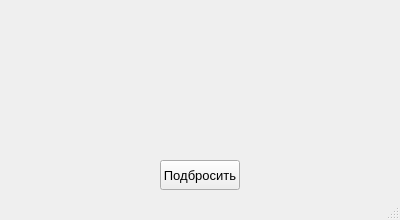
The window that coinFlip.ui (acidmikk/yaxProject) describes before a commit, drawn with Qt 5.
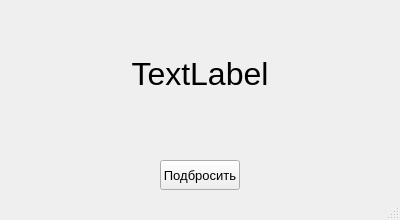
The same window after the commit.

Commit message: доделал окна.

Patch:
```diff
--- a/coinFlip.ui
+++ b/coinFlip.ui
@@ -32,6 +32,19 @@
      <string>Подбросить</string>
     </property>
    </widget>
+   <widget class="QLabel" name="label">
+    <property name="geometry">
+     <rect>
+      <x>70</x>
+      <y>30</y>
+      <width>260</width>
+      <height>90</height>
+     </rect>
+    </property>
+    <property name="text">
+     <string>&lt;html&gt;&lt;head/&gt;&lt;body&gt;&lt;p align=&quot;center&quot;&gt;&lt;span style=&quot; font-size:24pt;&quot;&gt;TextLabel&lt;/span&gt;&lt;/p&gt;&lt;/body&gt;&lt;/html&gt;</string>
+    </property>
+   </widget>
   </widget>
   <widget class="QStatusBar" name="statusbar"/>
  </widget>
```
The commit also changes 7 other files.
